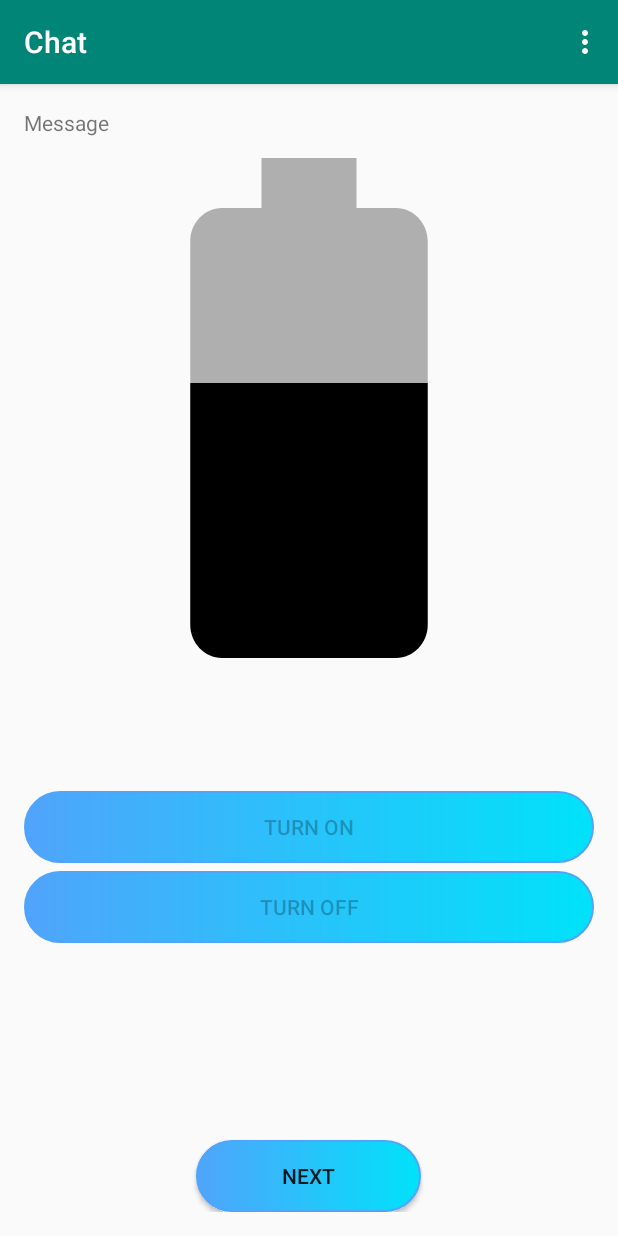
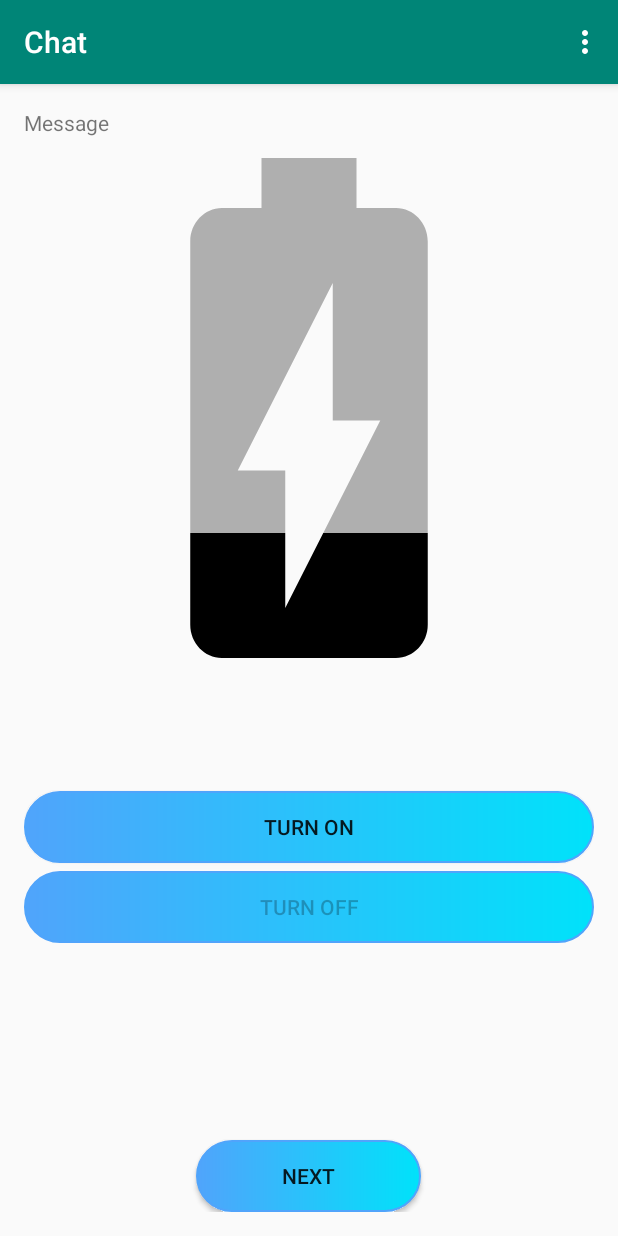
Before and after one commit to BeingAnushasan/Water-Level-Controller-main, an Android app: the Chat screen opened directly, with no data from a screen before it, on a phone screen of 412 x 824 dp. Run offline under Robolectric (Android 15) with nearby library versions, the phone set to English and light mode, and no system bars; libraries missing offline, so code that uses them is left out: me.aflak.bluetooth; 6 statements that could not run were skipped.

Commit message:
Motor On animation Added

```diff
--- a/app/src/main/java/com/example/waterlevelcontroller/Chat.java
+++ b/app/src/main/java/com/example/waterlevelcontroller/Chat.java
@@ -6,6 +6,7 @@ import android.content.BroadcastReceiver;
 import android.content.Context;
 import android.content.Intent;
 import android.content.IntentFilter;
+import android.graphics.drawable.AnimationDrawable;
 import android.os.Bundle;
 import android.os.Handler;
 import android.text.method.ScrollingMovementMethod;
@@ -14,6 +15,7 @@ import android.view.MenuInflater;
 import android.view.MenuItem;
 import android.view.View;
 import android.widget.Button;
+import android.widget.ImageView;
 import android.widget.ScrollView;
 import android.widget.TextView;
 import android.widget.ViewFlipper;
@@ -31,6 +33,12 @@ public class Chat extends AppCompatActivity implements Bluetooth.CommunicationCa
     private ScrollView scrollView;
     private boolean registered=false;
 
+    AnimationDrawable chargingAnimation;
+
+    private ImageView levelViewer;
+    private  TextView textRexeived;
+
+
     @Override
     protected void onCreate(Bundle savedInstanceState) {
         super.onCreate(savedInstanceState);
@@ -42,8 +50,14 @@ public class Chat extends AppCompatActivity implements Bluetooth.CommunicationCa
         scrollView =  findViewById(R.id.scrollView);
 
         text.setMovementMethod(new ScrollingMovementMethod());
-        btnOn.setEnabled(false);
+        btnOn.setEnabled(true);
         btnOff.setEnabled(false);
+
+        levelViewer = findViewById(R.id.levelViewer);
+        textRexeived = findViewById(R.id.txtReceived);
+
+        levelViewer.setBackgroundResource(R.drawable.charging_animation);
+       chargingAnimation= (AnimationDrawable) levelViewer.getBackground();
 
         b = new Bluetooth(this);
         b.enableBluetooth();
@@ -60,8 +74,12 @@ public class Chat extends AppCompatActivity implements Bluetooth.CommunicationCa
             @Override
             public void onClick(View v) {
                 String msg = "a";
-                b.send(msg);
+              //  b.send(msg);
                 Display("You: "+msg);
+
+                chargingAnimation.start();
+
+
             }
         });
 
@@ -154,6 +172,9 @@ public class Chat extends AppCompatActivity implements Bluetooth.CommunicationCa
     public void onMessage(String message) {
 
         Display(name+": "+message);
+        textRexeived.setText(message);
+
+
 
 
     }
--- /dev/null
+++ b/app/src/main/res/drawable/charging_animation.xml
@@ -0,0 +1,10 @@
+<animation-list xmlns:android="http://schemas.android.com/apk/res/android"
+    android:oneshot="false">
+    <item android:drawable="@drawable/battery_charging_20" android:duration="200" />
+    <item android:drawable="@drawable/battery_charging_30" android:duration="200" />
+    <item android:drawable="@drawable/battery_charging_50" android:duration="200" />
+    <item android:drawable="@drawable/battery_charging_60" android:duration="200" />
+    <item android:drawable="@drawable/battery_charging_80" android:duration="200" />
+    <item android:drawable="@drawable/battery_charging_90" android:duration="200" />
+    <item android:drawable="@drawable/battery_charging_100" android:duration="200" />
+</animation-list>
--- a/app/src/main/res/layout/activity_chat.xml
+++ b/app/src/main/res/layout/activity_chat.xml
@@ -38,7 +38,7 @@
 
 
         <ImageView
-            android:id="@+id/waterLevel"
+            android:id="@+id/levelViewer"
             android:layout_width="400dp"
             android:layout_height="400dp"
             android:layout_marginBottom="50dp"
@@ -50,7 +50,7 @@
         <Button
             android:id="@+id/btnOn"
             android:text="Turn On"
-            android:layout_below="@id/waterLevel"
+            android:layout_below="@id/levelViewer"
             android:layout_marginTop="5dp"
             android:background="@drawable/half_blue_roundshape"
             android:layout_width="match_parent"
```
Also changed, not shown: app/src/main/AndroidManifest.xml (line endings or trailing spaces).
